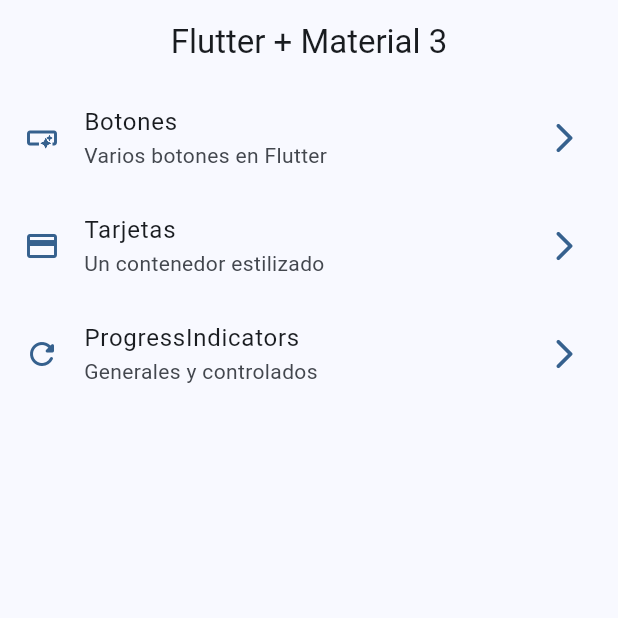
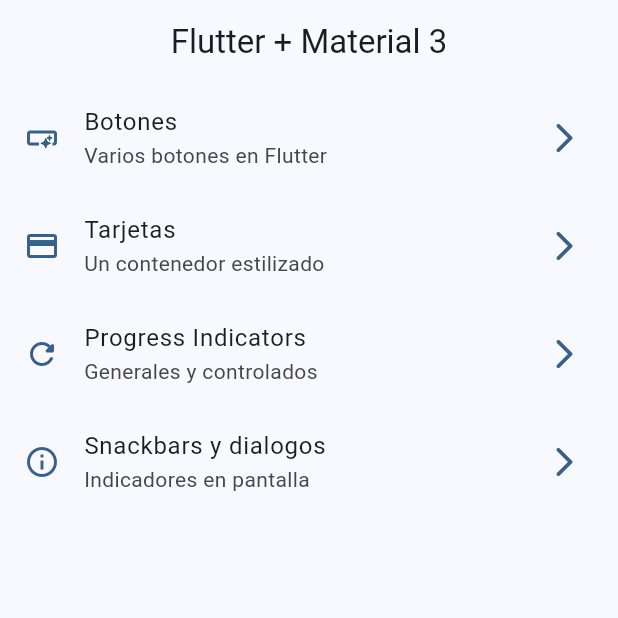
Before and after one commit to richrdPere/13-Widges-Flutter, a Flutter app: the screen it shows after launch, on a phone screen of 412 x 824 dp, the top half of it. Run offline on Flutter 3.47's test engine with Material 3 defaults, Android fonts, the phone set to English and light mode, and no system bars; our stand-ins replace go_router.

Commit message:
snackbars dialogs terminado

```diff
--- a/lib/src/config/menu/menu_items.dart
+++ b/lib/src/config/menu/menu_items.dart
@@ -29,11 +29,17 @@
     icon: Icons.credit_card,
   ),
 
-   MenuItem(
-    title: 'ProgressIndicators',
+  MenuItem(
+    title: 'Progress Indicators',
     subTitle: 'Generales y controlados',
     link: '/progress',
     icon: Icons.refresh_rounded,
   ),
 
+  MenuItem(
+    title: 'Snackbars y dialogos',
+    subTitle: 'Indicadores en pantalla',
+    link: '/snackbars',
+    icon: Icons.info_outline,
+  ),
 ];
--- a/lib/src/config/router/app_router.dart
+++ b/lib/src/config/router/app_router.dart
@@ -36,5 +36,11 @@
       name: ProgressScreen.name,
       builder: (context, state) => const ProgressScreen(),
     ),
+
+    GoRoute(
+      path: '/snackbars',
+      name: SnackbarScreen.name,
+      builder: (context, state) => const SnackbarScreen(),
+    ),
   ],
 );
```
Also changed, not shown: lib/src/presentation/screens/snackbar/snackbar_screen.dart (+71 -2 lines).
